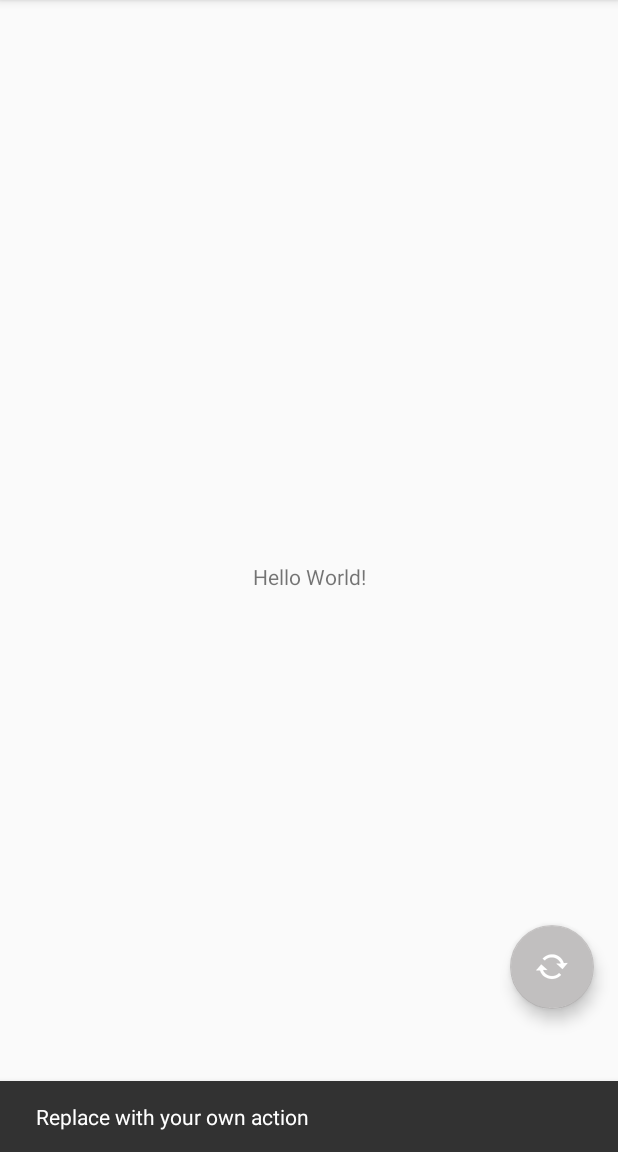
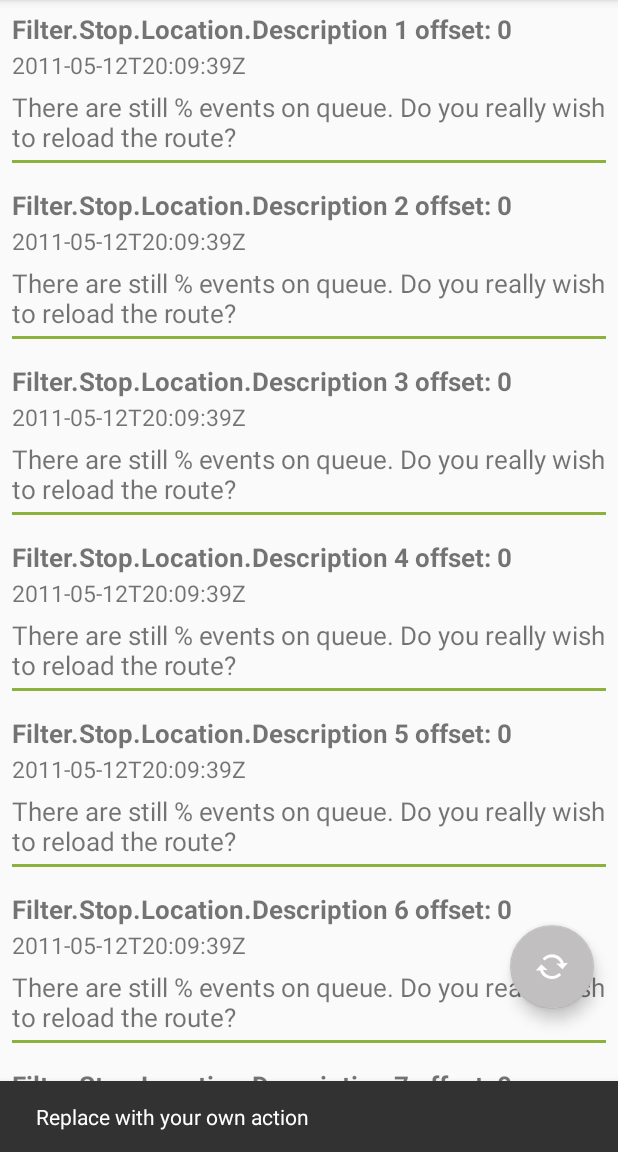
Before and after one commit to italofeitosa/check-quick-translate, an Android app: the TranslateActivity screen opened directly, with no data from a screen before it, after a tap on an icon or button, on a phone screen of 412 x 824 dp, the part 84-1236 px from its top. Run offline under Robolectric (Android 15) with nearby library versions, the phone set to English and light mode, and no system bars; libraries missing offline, so code that uses them is left out: io.realm, io.realm.annotations; 1 statement that could not run was skipped.

Commit message:
implementação da infinite scroll.

```diff
--- a/app/src/main/java/com/br/italofeitosa/quicktranslate/model/Resouce.java
+++ b/app/src/main/java/com/br/italofeitosa/quicktranslate/model/Resource.java
@@ -1,6 +1,10 @@
 package com.br.italofeitosa.quicktranslate.model;
 
+import java.text.ParseException;
+import java.text.SimpleDateFormat;
+import java.util.ArrayList;
 import java.util.Date;
+import java.util.List;
 
 import io.realm.RealmObject;
 import io.realm.annotations.PrimaryKey;
@@ -8,14 +12,14 @@ import io.realm.annotations.PrimaryKey;
 /**
  * @author italofeitosa on 14/06/17.
  */
-public class Resouce  extends RealmObject{
+public class Resource extends RealmObject{
 
     @PrimaryKey
     private long id;
 
     private Date createdAt;
 
-    private Date updatedAt;
+    private String updatedAt;
 
     private String resourceId;
 
@@ -43,11 +47,11 @@ public class Resouce  extends RealmObject{
         this.createdAt = createdAt;
     }
 
-    public Date getUpdatedAt() {
+    public String getUpdatedAt() {
         return updatedAt;
     }
 
-    public void setUpdatedAt(Date updatedAt) {
+    public void setUpdatedAt(String updatedAt) {
         this.updatedAt = updatedAt;
     }
 
@@ -90,4 +94,22 @@ public class Resouce  extends RealmObject{
     public void setUserModified(String userModified) {
         this.userModified = userModified;
     }
+
+    private static int lastResourceId = 0;
+
+    public static List<Resource> createResourceList(int numContacts, int offset) {
+        List<Resource> resourceList = new ArrayList<>();
+
+        for (int i = 1; i <= numContacts; i++) {
+
+                Resource resource =  new Resource();
+                resource.setResourceId("Filter.Stop.Location.Description " + ++lastResourceId + " offset: " + offset);
+                resource.setUpdatedAt("2011-05-12T20:09:39Z");
+                resource.setValue("There are still % events on queue. Do you really wish to reload the route?");
+                resourceList.add(resource);
+
+        }
+
+        return resourceList;
+    }
 }
--- a/app/src/main/java/com/br/italofeitosa/quicktranslate/retrofit/ResouceService.java
+++ b/app/src/main/java/com/br/italofeitosa/quicktranslate/retrofit/ResourceService.java
@@ -1,6 +1,6 @@
 package com.br.italofeitosa.quicktranslate.retrofit;
 
-import com.br.italofeitosa.quicktranslate.model.Resouce;
+import com.br.italofeitosa.quicktranslate.model.Resource;
 
 import retrofit2.Call;
 import retrofit2.http.GET;
@@ -8,10 +8,10 @@ import retrofit2.http.GET;
 /**
  * @author italofeitosa on 14/06/17.
  */
-public interface ResouceService {
+public interface ResourceService {
 
     String REQUEST = "get_resources_since";
 
     @GET(REQUEST)
-    Call<Resouce> getResourcesSince();
+    Call<Resource> getResourcesSince();
 }
--- a/app/src/main/java/com/br/italofeitosa/quicktranslate/ui/TranslateActivity.java
+++ b/app/src/main/java/com/br/italofeitosa/quicktranslate/ui/TranslateActivity.java
@@ -1,11 +1,14 @@
 package com.br.italofeitosa.quicktranslate.ui;
 
+import android.app.ProgressDialog;
 import android.app.SearchManager;
 import android.content.Context;
 import android.os.Bundle;
 import android.support.design.widget.FloatingActionButton;
 import android.support.design.widget.Snackbar;
 import android.support.v7.app.AppCompatActivity;
+import android.support.v7.widget.LinearLayoutManager;
+import android.support.v7.widget.RecyclerView;
 import android.support.v7.widget.SearchView;
 import android.support.v7.widget.Toolbar;
 import android.view.Menu;
@@ -14,6 +17,11 @@ import android.view.View;
 
 import com.br.italofeitosa.quicktranslate.Application;
 import com.br.italofeitosa.quicktranslate.R;
+import com.br.italofeitosa.quicktranslate.model.Resource;
+import com.br.italofeitosa.quicktranslate.ui.adaptee.ResourceAdapter;
+import com.br.italofeitosa.quicktranslate.ui.listener.InfiteRecyclerViewScrollListener;
+
+import java.util.List;
 
 /**
  * @author italofeitosa on 14/06/17.
@@ -36,6 +44,34 @@ public class TranslateActivity extends AppCompatActivity {
                         .setAction("Action", null).show();
             }
         });
+
+
+        RecyclerView rvItems = (RecyclerView) findViewById(R.id.rvContacts);
+        final List<Resource> resourceList = Resource.createResourceList(10, 0);
+        final ResourceAdapter adapter = new ResourceAdapter(resourceList);
+        rvItems.setAdapter(adapter);
+        final LinearLayoutManager linearLayoutManager = new LinearLayoutManager(this);
+        rvItems.setLayoutManager(linearLayoutManager);
+        InfiteRecyclerViewScrollListener scrollListener = new InfiteRecyclerViewScrollListener(linearLayoutManager) {
+            @Override
+            public void onLoadMore(int page, int totalItemsCount, RecyclerView view) {
+                final ProgressDialog progress = ProgressDialog.show(TranslateActivity.this, "Aguarde", "Carregando mais dados...", true);
+                progress.setCancelable(false);
+                List<Resource> moreResource = Resource.createResourceList(10, page);
+                final int curSize = adapter.getItemCount();
+                resourceList.addAll(moreResource);
+
+                view.post(new Runnable() {
+                    @Override
+                    public void run() {
+                        progress.dismiss();
+                        adapter.notifyItemRangeInserted(curSize, resourceList.size() - 1);
+                    }
+                });
+            }
+        };
+
+        rvItems.addOnScrollListener(scrollListener);
     }
 
     @Override
--- /dev/null
+++ b/app/src/main/java/com/br/italofeitosa/quicktranslate/ui/adaptee/ResourceAdapter.java
@@ -0,0 +1,77 @@
+package com.br.italofeitosa.quicktranslate.ui.adaptee;
+
+import android.content.Context;
+import android.support.v7.widget.RecyclerView;
+import android.view.LayoutInflater;
+import android.view.View;
+import android.view.ViewGroup;
+import android.widget.TextView;
+
+import com.br.italofeitosa.quicktranslate.R;
+import com.br.italofeitosa.quicktranslate.model.Resource;
+
+import java.util.List;
+
+/**
+ * @author italofeitosa on 15/06/17.
+ */
+
+public class ResourceAdapter extends  RecyclerView.Adapter<ResourceAdapter.ViewHolder> {
+
+    private List<Resource> mResources;
+
+    public ResourceAdapter(List<Resource> resources) {
+        mResources = resources;
+    }
+
+
+    public static class ViewHolder extends RecyclerView.ViewHolder {
+
+
+        public TextView resourceTextView;
+
+        public TextView updateTextView;
+
+        public TextView valueTextView;
+
+        public ViewHolder(View itemView) {
+
+            super(itemView);
+
+            resourceTextView = (TextView) itemView.findViewById(R.id.resource_id);
+            updateTextView = (TextView) itemView.findViewById(R.id.upadate_at);
+            valueTextView = (TextView) itemView.findViewById(R.id.value);
+        }
+    }
+
+    @Override
+    public ViewHolder onCreateViewHolder(ViewGroup parent, int viewType) {
+        Context context = parent.getContext();
+        LayoutInflater inflater = LayoutInflater.from(context);
+
+        View resourceView = inflater.inflate(R.layout.content_item_resource, parent, false);
+
+        ViewHolder viewHolder = new ViewHolder(resourceView);
+        return viewHolder;
+    }
+
+    @Override
+    public void onBindViewHolder(ViewHolder viewHolder, int position) {
+        Resource resource = mResources.get(position);
+
+        TextView resourceTextView = viewHolder.resourceTextView;
+        resourceTextView.setText(resource.getResourceId());
+
+        TextView updateTextView = viewHolder.updateTextView;
+        updateTextView.setText(resource.getUpdatedAt().toString());
+
+        TextView valueTextView = viewHolder.valueTextView;
+        valueTextView.setText(resource.getValue());
+
+    }
+
+    @Override
+    public int getItemCount() {
+        return mResources.size();
+    }
+}
--- /dev/null
+++ b/app/src/main/java/com/br/italofeitosa/quicktranslate/ui/listener/InfiteRecyclerViewScrollListener.java
@@ -0,0 +1,92 @@
+package com.br.italofeitosa.quicktranslate.ui.listener;
+
+import android.support.v7.widget.GridLayoutManager;
+import android.support.v7.widget.LinearLayoutManager;
+import android.support.v7.widget.RecyclerView;
+import android.support.v7.widget.StaggeredGridLayoutManager;
+
+/**
+ * @author italofeitosa on 15/06/17.
+ */
+
+public abstract class InfiteRecyclerViewScrollListener extends RecyclerView.OnScrollListener{
+
+
+    private int visibleThreshold = 5;
+
+    private int currentPage = 0;
+
+    private int previousTotalItemCount = 0;
+
+    private boolean loading = true;
+
+    private int startingPageIndex = 0;
+
+    RecyclerView.LayoutManager mLayoutManager;
+
+    public InfiteRecyclerViewScrollListener(LinearLayoutManager layoutManager) {
+        this.mLayoutManager = layoutManager;
+    }
+
+    public InfiteRecyclerViewScrollListener(GridLayoutManager layoutManager) {
+        this.mLayoutManager = layoutManager;
+        visibleThreshold = visibleThreshold * layoutManager.getSpanCount();
+    }
+
+    public InfiteRecyclerViewScrollListener(StaggeredGridLayoutManager layoutManager) {
+        this.mLayoutManager = layoutManager;
+        visibleThreshold = visibleThreshold * layoutManager.getSpanCount();
+    }
+
+    public int getLastVisibleItem(int[] lastVisibleItemPositions) {
+        int maxSize = 0;
+        for (int i = 0; i < lastVisibleItemPositions.length; i++) {
+            if (i == 0) {
+                maxSize = lastVisibleItemPositions[i];
+            }
+            else if (lastVisibleItemPositions[i] > maxSize) {
+                maxSize = lastVisibleItemPositions[i];
+            }
+        }
+        return maxSize;
+    }
+
+
+    @Override
+    public void onScrolled(RecyclerView view, int dx, int dy) {
+        int lastVisibleItemPosition = 0;
+        int totalItemCount = mLayoutManager.getItemCount();
+
+        if (mLayoutManager instanceof StaggeredGridLayoutManager) {
+            int[] lastVisibleItemPositions = ((StaggeredGridLayoutManager) mLayoutManager).findLastVisibleItemPositions(null);
+            // get maximum element within the list
+            lastVisibleItemPosition = getLastVisibleItem(lastVisibleItemPositions);
+        } else if (mLayoutManager instanceof GridLayoutManager) {
+            lastVisibleItemPosition = ((GridLayoutManager) mLayoutManager).findLastVisibleItemPosition();
+        } else if (mLayoutManager instanceof LinearLayoutManager) {
+            lastVisibleItemPosition = ((LinearLayoutManager) mLayoutManager).findLastVisibleItemPosition();
+        }
+
+        if (loading && (totalItemCount > previousTotalItemCount)) {
+            loading = false;
+            previousTotalItemCount = totalItemCount;
+        }
+
+
+        if (!loading && (lastVisibleItemPosition + visibleThreshold) > totalItemCount) {
+            currentPage++;
+            onLoadMore(currentPage, totalItemCount, view);
+            loading = true;
+        }
+    }
+
+
+    public void resetState() {
+        this.currentPage = this.startingPageIndex;
+        this.previousTotalItemCount = 0;
+        this.loading = true;
+    }
+
+
+    public abstract void onLoadMore(int page, int totalItemsCount, RecyclerView view);
+}
--- a/app/src/main/res/layout/activity_translate.xml
+++ b/app/src/main/res/layout/activity_translate.xml
@@ -4,7 +4,7 @@
     xmlns:tools="http://schemas.android.com/tools"
     android:layout_width="match_parent"
     android:layout_height="match_parent"
-    tools:context="italofeitosa.com.br.check_quick_translate.TranslateActivity">
+    tools:context="com.br.italofeitosa.quicktranslate.ui.TranslateActivity">
 
     <android.support.design.widget.AppBarLayout
         android:layout_width="match_parent"
@@ -20,7 +20,17 @@
 
     </android.support.design.widget.AppBarLayout>
 
-    <include layout="@layout/content_translate" />
+
+    <android.support.v7.widget.RecyclerView
+        android:id="@+id/rvContacts"
+        android:layout_width="wrap_content"
+        android:layout_height="wrap_content"
+        android:layout_marginTop="55dp"
+        android:divider="@color/list_divider"
+        android:dividerHeight="1dp"
+        tools:listitem="@layout/content_item_resource"/>
+
+   <!-- <include layout="@layout/content_translate" />-->
 
     <android.support.design.widget.FloatingActionButton
         android:id="@+id/fab"
--- /dev/null
+++ b/app/src/main/res/layout/content_item_resource.xml
@@ -0,0 +1,37 @@
+<?xml version="1.0" encoding="utf-8"?>
+<RelativeLayout xmlns:android="http://schemas.android.com/apk/res/android"
+    android:layout_width="fill_parent"
+    android:layout_height="wrap_content"
+    android:padding="8dp" >
+
+    <TextView
+        android:id="@+id/resource_id"
+        android:layout_width="wrap_content"
+        android:layout_height="wrap_content"
+        android:textSize="@dimen/resource"
+        android:textStyle="bold" />
+
+    <TextView
+        android:id="@+id/upadate_at"
+        android:layout_width="fill_parent"
+        android:layout_height="wrap_content"
+        android:layout_below="@id/resource_id"
+        android:layout_marginTop="1dip"
+        android:textSize="@dimen/update" />
+
+    <TextView
+        android:id="@+id/value"
+        android:layout_width="fill_parent"
+        android:layout_height="wrap_content"
+        android:layout_below="@id/upadate_at"
+        android:layout_marginTop="5dp"
+        android:textSize="@dimen/value" />
+
+    <View
+        android:layout_width="match_parent"
+        android:layout_height="3px"
+        android:background="@color/colorPrimary"
+        android:layout_marginTop="3dp"
+        android:layout_below="@id/value"/>
+
+</RelativeLayout>
--- a/app/src/main/res/layout/content_translate.xml
+++ b/app/src/main/res/layout/content_translate.xml
@@ -5,7 +5,7 @@
     android:layout_width="match_parent"
     android:layout_height="match_parent"
     app:layout_behavior="@string/appbar_scrolling_view_behavior"
-    tools:context="italofeitosa.com.br.check_quick_translate.TranslateActivity"
+    tools:context="com.br.italofeitosa.quicktranslate.ui.TranslateActivity"
     tools:showIn="@layout/activity_translate">
 
     <TextView
--- a/app/src/main/res/values/colors.xml
+++ b/app/src/main/res/values/colors.xml
@@ -5,4 +5,6 @@
     <color name="colorAccent">#c1bfbf</color>
     <color name="backgroundApp">#8cb13e</color>
     <color name="white">#FCFAFF</color>
+    <color name="list_divider">#d9d9d9</color>
+    <color name="row">#FF000000</color>
 </resources>
--- a/app/src/main/res/values/dimens.xml
+++ b/app/src/main/res/values/dimens.xml
@@ -1,4 +1,9 @@
 <resources>
     <dimen name="fab_margin">48dp</dimen>
     <dimen name="fab_margin_right">16dp</dimen>
+
+    <!-- Dimens related to list of clinics -->
+    <dimen name="resource">17dp</dimen>
+    <dimen name="update">15dip</dimen>
+    <dimen name="value">17dip</dimen>
 </resources>
```
